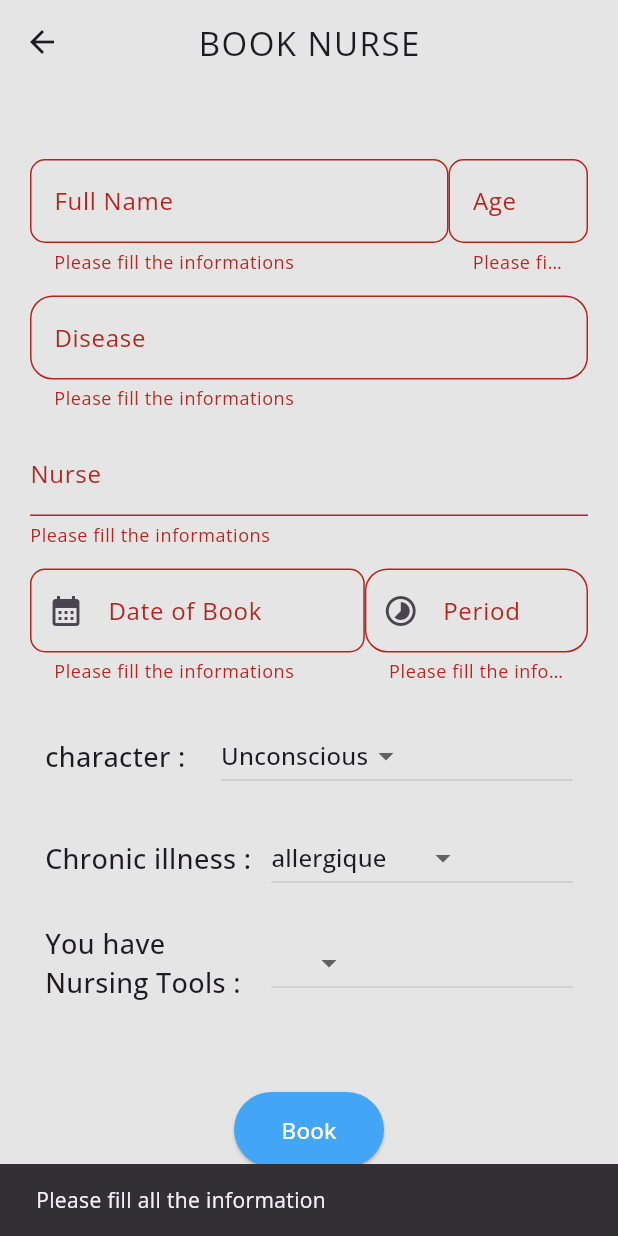
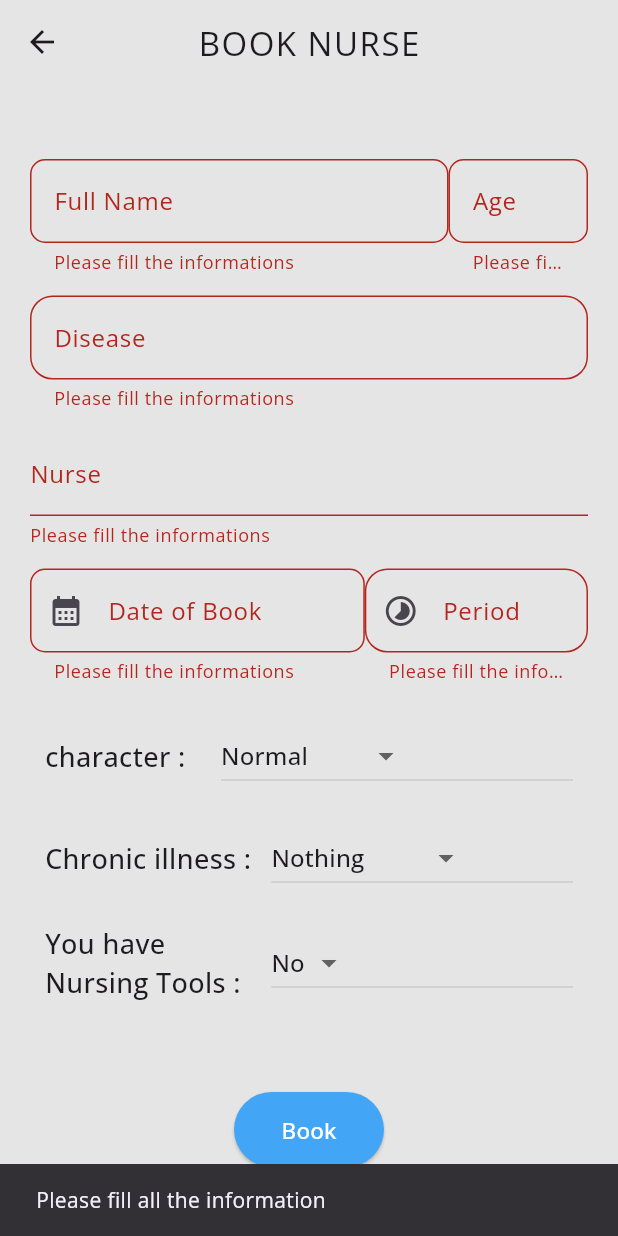
Before and after one commit to RBHDEV/CareWell, a Flutter app: the addPatient screen opened directly with empty values, after a tap on "Book", on a phone screen of 412 x 824 dp. Run offline on Flutter 3.47's test engine with Material 3 defaults, Android fonts, the light colour scheme and no system bars; our stand-ins replace flutter_slidable, google_fonts, google_nav_bar, isar, lottie, shared_preferences and 1 more; accounts and stored records are empty; generated files the repository leaves out were written again.

Commit message:
Final App the english Version

```diff
--- a/lib/PageOfRules.dart
+++ b/lib/PageOfRules.dart
@@ -1,5 +1,4 @@
 import 'package:flutter/material.dart';
-import 'dart:io';
 import 'package:flutter/services.dart';
 import 'package:hopitalyasser/LoginPage.dart';
 
--- a/lib/addPatient.dart
+++ b/lib/addPatient.dart
@@ -27,9 +27,9 @@ class _addPatientState extends State<addPatient> {
 
   bool isEdited = false;
 
-  String? character = 'Unconscious';
-  String? chroiIlness = 'allergique';
-  String? nursingTools = 'yes';
+  String? character = 'Normal';
+  String? chroiIlness = 'Nothing';
+  String? nursingTools = 'No';
 
   @override
   void initState() {
@@ -362,6 +362,8 @@ class _addPatientState extends State<addPatient> {
                           },
                           items: [
                             DropdownMenuItem<String>(
+                                value: 'Normal', child: Text('Normal')),
+                            DropdownMenuItem<String>(
                                 value: 'Unconscious',
                                 child: Text('Unconscious')),
                             DropdownMenuItem<String>(
@@ -394,20 +396,22 @@ class _addPatientState extends State<addPatient> {
                         flex: 4,
                         child: DropdownButton<String>(
                           value: chroiIlness,
-                          onChanged: (String? value2) {
+                          onChanged: (String? value) {
                             setState(() {
-                              chroiIlness = value2!;
+                              chroiIlness = value!;
                             });
                           },
                           items: [
                             DropdownMenuItem<String>(
-                                value: 'allergique', child: Text('allergique')),
+                                value: 'Nothing', child: Text('Nothing')),
                             DropdownMenuItem<String>(
-                                value: 'diabétiques',
-                                child: Text('diabétiques')),
+                                value: 'Allergique', child: Text('Allergique')),
                             DropdownMenuItem<String>(
-                                value: 'hypertension',
-                                child: Text('hypertension')),
+                                value: 'Diabétiques',
+                                child: Text('Diabétiques')),
+                            DropdownMenuItem<String>(
+                                value: 'Hypertension',
+                                child: Text('Hypertension')),
                           ],
                         ),
                       )
@@ -432,9 +436,9 @@ class _addPatientState extends State<addPatient> {
                         flex: 4,
                         child: DropdownButton<String>(
                           value: nursingTools,
-                          onChanged: (String? value2) {
+                          onChanged: (String? value3) {
                             setState(() {
-                              chroiIlness = value2!;
+                              nursingTools = value3!;
                             });
                           },
                           items: [
@@ -468,6 +472,10 @@ class _addPatientState extends State<addPatient> {
                                 diseaseController.text,
                                 false,
                                 ageController.text,
+                                character!,
+                                chroiIlness!,
+                                period!,
+                                nursingTools!,
                                 dateOfBooking);
                             Navigator.pop(context);
                           } else {
--- a/lib/home P.dart
+++ b/lib/home P.dart
@@ -12,7 +12,7 @@ class HomeP extends StatefulWidget {
 }
 
 class _HomePState extends State<HomeP> {
-  int _currentPage = 0;
+  int _currentPage = 1;
   static const List<Widget> _widgetOptions = <Widget>[
     Reservation(),
     SpecialityPage(),
--- a/pubspec.yaml
+++ b/pubspec.yaml
@@ -31,6 +31,7 @@ dependencies:
   cupertino_icons: ^1.0.6
   flutter:
     sdk: flutter
+  flutter_slidable: ^3.1.0
   google_fonts: ^6.2.1
   google_nav_bar: ^5.0.6
   intl: ^0.19.0
```
Also changed, not shown: lib/LoadingPage.dart (+21 -18 lines), lib/MedicalDataBase.dart (+21 -0 lines), lib/Pages/Patients.dart (+24 -3 lines), lib/Pages/reservation.dart (+24 -7 lines), lib/main.dart (+9 -8 lines), pubspec.lock.
